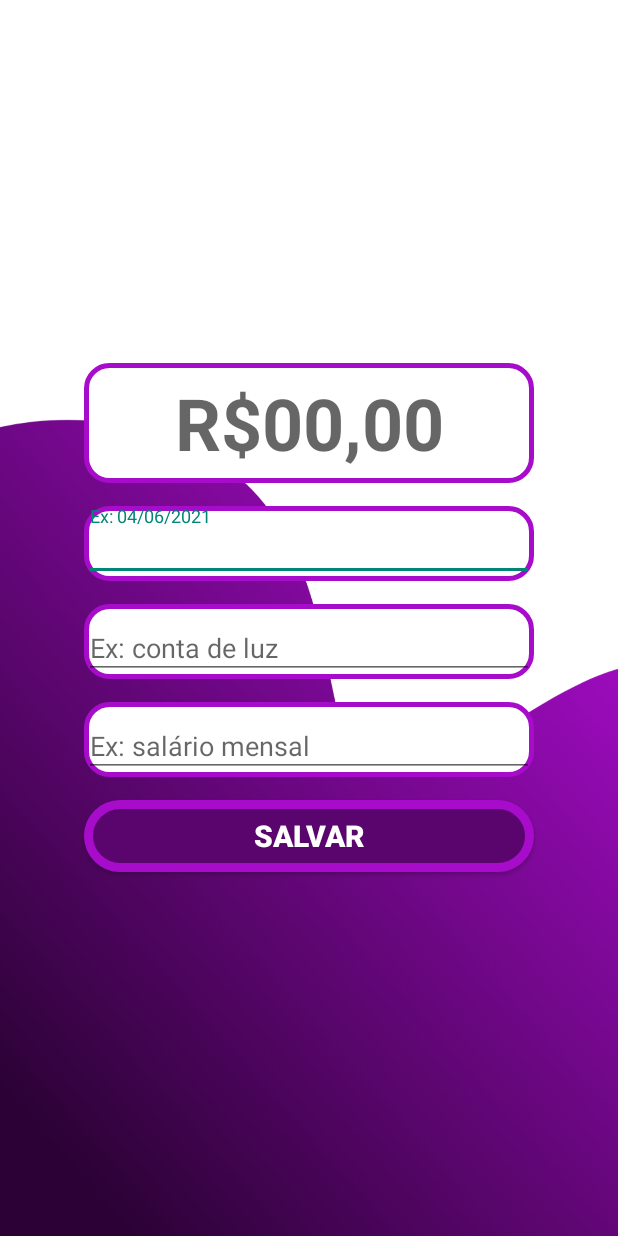
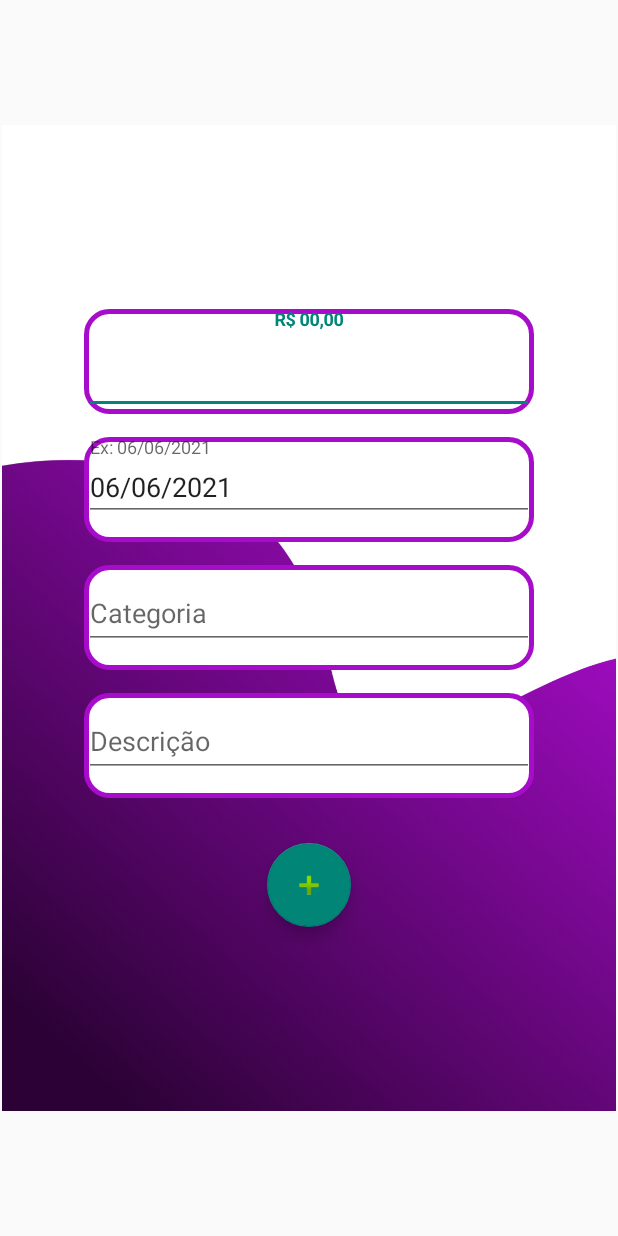
Before and after one commit to LaurentinoMarcelo/Hero-Sorveteria-App, an Android app: the Despesas screen opened directly, with no data from a screen before it, on a phone screen of 412 x 824 dp. Run offline under Robolectric (Android 15) with nearby library versions, the phone set to English and light mode, and no system bars.

Commit message:
Configuracao do fireBase utilizando a data do dispositivo e salvando despesas

```diff
--- a/app/src/main/AndroidManifest.xml
+++ b/app/src/main/AndroidManifest.xml
@@ -9,12 +9,13 @@
         android:roundIcon="@mipmap/ic_launcher_round"
         android:supportsRtl="true"
         android:theme="@style/Theme.HeroSorveteria">
-        <activity android:name=".Activity.Despesas"></activity>
+        <activity android:name=".Activity.LoginActivity"></activity>
+        <activity android:name=".Activity.Despesas" />
         <activity android:name=".Activity.CadastroUsuario" />
         <activity android:name=".Activity.HistoricoDeVendas" />
         <activity android:name=".Activity.CalculadoraTroco" />
         <activity android:name=".Activity.MenuActivity" />
-        <activity android:name=".Activity.LoginActivity">
+        <activity android:name=".Activity.IniciarEverificar">
             <intent-filter>
                 <action android:name="android.intent.action.MAIN" />
 
--- a/app/src/main/java/com/example/herosorveteria/Activity/Despesas.java
+++ b/app/src/main/java/com/example/herosorveteria/Activity/Despesas.java
@@ -3,26 +3,50 @@ package com.example.herosorveteria.Activity;
 import androidx.appcompat.app.AppCompatActivity;
 
 import android.os.Bundle;
-import android.widget.EditText;
+import android.view.View;
+import android.widget.TextView;
 
 import com.example.herosorveteria.R;
+import com.example.herosorveteria.helper.DateCustom;
+import com.example.herosorveteria.model.Movimentacao;
 import com.google.android.material.textfield.TextInputEditText;
 
 public class Despesas extends AppCompatActivity {
 
-    private TextInputEditText campoData, campoCategoria, campoDescricao, campoValor;
+    TextInputEditText campoData, campoCategoria, campoDescricao, campoValor;
+    private Movimentacao movimentacao;
 
     @Override
     protected void onCreate(Bundle savedInstanceState) {
         super.onCreate(savedInstanceState);
         setContentView(R.layout.activity_despesas);
 
+        inicializarComponentes();
+
+        campoData.setText(DateCustom.dataAtual());
+    }
+
+    private void inicializarComponentes() {
+        campoData = findViewById(R.id.editData);
+        campoCategoria = findViewById(R.id.editCategoria);
+        campoDescricao = findViewById(R.id.editDescricao);
+        campoValor = findViewById(R.id.editValor);
 
     }
-    public void inicializarComponentes(){
-        campoData = findViewById(R.id.data);
-        campoCategoria = findViewById(R.id.categoria);
-        campoDescricao = findViewById(R.id.descricao);
 
+    public void salvarDespesas(View v){
+
+        String dataDespesa = campoData.getText().toString();
+
+        movimentacao = new Movimentacao();
+        movimentacao.setValor( Double.parseDouble((campoValor.getText().toString())));
+        movimentacao.setCategoria(campoCategoria.getText().toString());
+        movimentacao.setDescricao(campoDescricao.getText().toString());
+        movimentacao.setData(campoData.getText().toString());
+        movimentacao.setTipo("d");
+
+        movimentacao.salvar(dataDespesa);
     }
+
+
 }
--- a/app/src/main/java/com/example/herosorveteria/Activity/LoginActivity.java
+++ b/app/src/main/java/com/example/herosorveteria/Activity/LoginActivity.java
@@ -124,6 +124,7 @@ public class LoginActivity extends AppCompatActivity {
         Intent i = new Intent(this, MenuActivity.class);
         startActivity(i);
         finish();
+
     }
 
     public void btnCadastrar(View v){
@@ -131,4 +132,7 @@ public class LoginActivity extends AppCompatActivity {
         startActivity(i);
         finish();
     }
+
+
+
 }
--- a/app/src/main/java/com/example/herosorveteria/Activity/MenuActivity.java
+++ b/app/src/main/java/com/example/herosorveteria/Activity/MenuActivity.java
@@ -86,7 +86,6 @@ public class MenuActivity extends AppCompatActivity implements NavigationView.On
                 Intent dP = new Intent(this, Despesas.class);
                 startActivity(dP);
                 break;
-
             case R.id.nav_sair:
                 autenticacao.signOut();
                 Intent lg = new Intent(this, LoginActivity.class);
@@ -97,4 +96,6 @@ public class MenuActivity extends AppCompatActivity implements NavigationView.On
         drawerLayout.closeDrawer(GravityCompat.START);
         return true;
     }
+
+
 }
--- /dev/null
+++ b/app/src/main/java/com/example/herosorveteria/helper/DateCustom.java
@@ -0,0 +1,23 @@
+package com.example.herosorveteria.helper;
+
+import java.text.SimpleDateFormat;
+
+public class DateCustom {
+
+    public static String dataAtual() {
+        long date = System.currentTimeMillis();
+        SimpleDateFormat simpleDateFormat = new SimpleDateFormat("dd/MM/yyyy");
+        String dataString = simpleDateFormat.format(date);
+        return dataString;
+    }
+
+    public static String mesAnoDataEscolhida(String data){
+
+        String retornoData[] = data.split("/");
+        String dia = retornoData[0];
+        String mes = retornoData[1];
+        String ano = retornoData [2];
+        String mesAno = mes + ano;
+        return mesAno;
+    }
+}
--- a/app/src/main/res/layout/activity_despesas.xml
+++ b/app/src/main/res/layout/activity_despesas.xml
@@ -2,10 +2,8 @@
 <androidx.constraintlayout.widget.ConstraintLayout xmlns:android="http://schemas.android.com/apk/res/android"
     xmlns:app="http://schemas.android.com/apk/res-auto"
     xmlns:tools="http://schemas.android.com/tools"
-    android:id="@+id/data"
     android:layout_width="match_parent"
     android:layout_height="match_parent"
-    android:background="@drawable/backgroundtelas"
     tools:context=".Activity.Despesas">
 
     <LinearLayout
@@ -15,6 +13,7 @@
         android:layout_marginTop="1dp"
         android:layout_marginEnd="1dp"
         android:layout_marginBottom="1dp"
+        android:background="@drawable/backgroundtelas"
         android:gravity="center"
         android:orientation="vertical"
         app:layout_constraintBottom_toBottomOf="parent"
@@ -22,68 +21,76 @@
         app:layout_constraintStart_toStartOf="parent"
         app:layout_constraintTop_toTopOf="parent">
 
-        <TextView
-            android:id="@+id/valor"
-            android:layout_width="300dp"
-            android:layout_height="80dp"
-            android:layout_marginBottom="15dp"
-            android:background="@drawable/campo_texto"
-            android:gravity="center"
-            android:hint="R$00,00"
-            android:textSize="48sp"
-            android:textStyle="bold" />
 
         <com.google.android.material.textfield.TextInputLayout
             android:layout_width="300dp"
-            android:layout_height="50dp"
+            android:layout_height="70dp"
             android:layout_marginBottom="15dp"
-            android:background="@drawable/campo_texto"
-            android:gravity="center">
-
+            android:background="@drawable/campo_texto">
 
             <com.google.android.material.textfield.TextInputEditText
-                android:id="@+id/data"
+                android:id="@+id/editValor"
                 android:layout_width="match_parent"
                 android:layout_height="wrap_content"
-                android:hint="Ex: 04/06/2021" />
+                android:gravity="center"
+                android:hint="R$ 00,00"
+                android:inputType="numberDecimal"
+                android:textColor="#000000"
+                android:textColorHint="#000000"
+                android:textSize="34sp"
+                android:textStyle="bold" />
         </com.google.android.material.textfield.TextInputLayout>
 
         <com.google.android.material.textfield.TextInputLayout
             android:layout_width="300dp"
-            android:layout_height="50dp"
+            android:layout_height="70dp"
             android:layout_marginBottom="15dp"
-            android:background="@drawable/campo_texto"
-            android:gravity="center">
+            android:background="@drawable/campo_texto">
 
             <com.google.android.material.textfield.TextInputEditText
-                android:id="@+id/categoria"
+                android:id="@+id/editData"
                 android:layout_width="match_parent"
                 android:layout_height="wrap_content"
-                android:hint="Ex: conta de luz" />
+                android:hint="Ex: 06/06/2021"
+                android:textColorHint="#000000" />
+
         </com.google.android.material.textfield.TextInputLayout>
 
         <com.google.android.material.textfield.TextInputLayout
             android:layout_width="300dp"
-            android:layout_height="50dp"
+            android:layout_height="70dp"
             android:layout_marginBottom="15dp"
             android:background="@drawable/campo_texto">
 
             <com.google.android.material.textfield.TextInputEditText
-                android:id="@+id/descricao"
+                android:id="@+id/editCategoria"
                 android:layout_width="match_parent"
                 android:layout_height="wrap_content"
-                android:hint="Ex: salário mensal" />
+                android:hint="Categoria"
+                android:inputType="text" />
         </com.google.android.material.textfield.TextInputLayout>
 
-        <Button
-            android:id="@+id/button"
+        <com.google.android.material.textfield.TextInputLayout
             android:layout_width="300dp"
+            android:layout_height="70dp"
+            android:layout_marginBottom="30dp"
+            android:background="@drawable/campo_texto">
+
+            <com.google.android.material.textfield.TextInputEditText
+                android:id="@+id/editDescricao"
+                android:layout_width="match_parent"
+                android:layout_height="wrap_content"
+                android:hint="Descrição"
+                android:inputType="text" />
+        </com.google.android.material.textfield.TextInputLayout>
+
+        <com.google.android.material.floatingactionbutton.FloatingActionButton
+            android:id="@+id/fabSalvar"
+            android:layout_width="match_parent"
             android:layout_height="wrap_content"
-            android:background="@drawable/botao_customizado_login"
-            android:text="Salvar"
-            android:textColor="#FFFFFF"
-            android:textSize="20sp"
-            android:textStyle="bold" />
+            android:clickable="true"
+            android:onClick="salvarDespesas"
+            app:srcCompat="@android:drawable/ic_input_add" />
+    </LinearLayout>
 
-    </LinearLayout>
 </androidx.constraintlayout.widget.ConstraintLayout>
```
Also changed, not shown: app/src/main/java/com/example/herosorveteria/Activity/IniciarEverificar.java (added, +35 -0 lines), app/src/main/java/com/example/herosorveteria/model/Movimentacao.java (added, +75 -0 lines), app/src/main/res/layout/activity_iniciar_everificar.xml (added, +20 -0 lines), app/src/main/ic_Logo-playstore.png (added).
